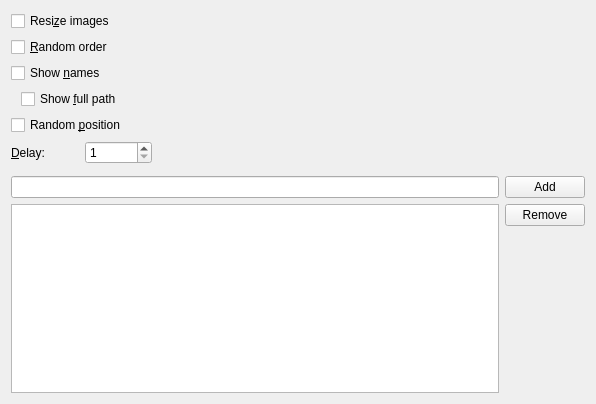
Before: the Qt Designer form rssslideshowcfg.ui in jgroszko/rssslideshow, drawn with Qt 5.
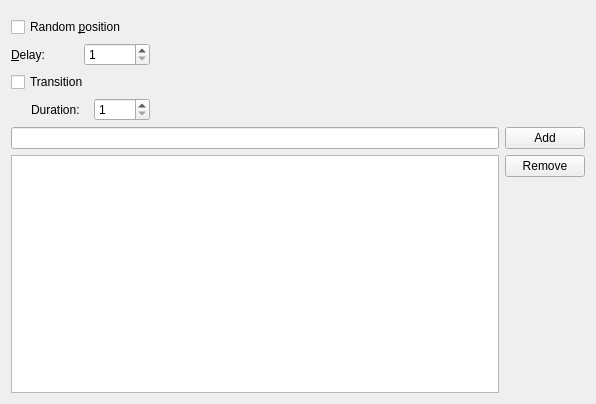
After: the same form once the commit is applied. Custom widgets are drawn as their Qt base class.

```diff
--- a/rssslideshowcfg.ui
+++ b/rssslideshowcfg.ui
@@ -11,91 +11,13 @@
    </rect>
   </property>
   <layout class="QGridLayout" name="gridLayout">
-   <item row="0" column="0" colspan="2">
-    <widget class="QCheckBox" name="mCbxZoom">
-     <property name="text">
-      <string>Resi&amp;ze images</string>
-     </property>
-    </widget>
-   </item>
    <item row="1" column="0" colspan="2">
-    <widget class="QCheckBox" name="mCbxRandom">
-     <property name="text">
-      <string>&amp;Random order</string>
-     </property>
-    </widget>
-   </item>
-   <item row="2" column="0">
-    <widget class="QCheckBox" name="mCbxShowName">
-     <property name="text">
-      <string>Show &amp;names</string>
-     </property>
-    </widget>
-   </item>
-   <item row="3" column="0" colspan="2">
-    <layout class="QHBoxLayout" name="horizontalLayout_3">
-     <item>
-      <spacer name="cbSpacer1">
-       <property name="orientation">
-        <enum>Qt::Horizontal</enum>
-       </property>
-       <property name="sizeType">
-        <enum>QSizePolicy::Fixed</enum>
-       </property>
-       <property name="sizeHint" stdset="0">
-        <size>
-         <width>10</width>
-         <height>20</height>
-        </size>
-       </property>
-      </spacer>
-     </item>
-     <item>
-      <widget class="QCheckBox" name="mCbxShowPath">
-       <property name="text">
-        <string>Show &amp;full path</string>
-       </property>
-      </widget>
-     </item>
-    </layout>
-   </item>
-   <item row="4" column="0" colspan="2">
     <widget class="QCheckBox" name="mCbxRandomPosition">
      <property name="text">
       <string>Random &amp;position</string>
      </property>
     </widget>
    </item>
-   <item row="5" column="0">
-    <layout class="QHBoxLayout" name="horizontalLayout">
-     <item>
-      <widget class="QLabel" name="textLabel1_2">
-       <property name="text">
-        <string>&amp;Delay:</string>
-       </property>
-       <property name="wordWrap">
-        <bool>false</bool>
-       </property>
-       <property name="buddy">
-        <cstring>mDelay</cstring>
-       </property>
-      </widget>
-     </item>
-     <item>
-      <widget class="KIntSpinBox" name="mDelay">
-       <property name="specialValueText">
-        <string/>
-       </property>
-       <property name="minimum">
-        <number>1</number>
-       </property>
-       <property name="maximum">
-        <number>240</number>
-       </property>
-      </widget>
-     </item>
-    </layout>
-   </item>
    <item row="7" column="0" colspan="4">
     <layout class="QHBoxLayout" name="horizontalLayout_2">
      <item>
@@ -145,7 +67,7 @@
      </item>
     </layout>
    </item>
-   <item row="0" column="2" rowspan="7" colspan="2">
+   <item row="0" column="2" rowspan="5" colspan="2">
     <widget class="QFrame" name="mPreview">
      <property name="sizePolicy">
       <sizepolicy hsizetype="Expanding" vsizetype="Expanding">
@@ -161,6 +83,80 @@
      </property>
     </widget>
    </item>
+   <item row="3" column="0">
+    <widget class="QCheckBox" name="mCbxTransition">
+     <property name="text">
+      <string>Transition</string>
+     </property>
+    </widget>
+   </item>
+   <item row="4" column="0">
+    <layout class="QHBoxLayout" name="horizontalLayout_3">
+     <item>
+      <spacer name="horizontalSpacer">
+       <property name="orientation">
+        <enum>Qt::Horizontal</enum>
+       </property>
+       <property name="sizeType">
+        <enum>QSizePolicy::Fixed</enum>
+       </property>
+       <property name="sizeHint" stdset="0">
+        <size>
+         <width>20</width>
+         <height>0</height>
+        </size>
+       </property>
+      </spacer>
+     </item>
+     <item>
+      <widget class="QLabel" name="label">
+       <property name="text">
+        <string>Duration:</string>
+       </property>
+      </widget>
+     </item>
+     <item>
+      <widget class="KIntSpinBox" name="mTransitionDuration">
+       <property name="minimum">
+        <number>1</number>
+       </property>
+       <property name="maximum">
+        <number>5000</number>
+       </property>
+      </widget>
+     </item>
+    </layout>
+   </item>
+   <item row="2" column="0">
+    <layout class="QHBoxLayout" name="horizontalLayout">
+     <item>
+      <widget class="QLabel" name="textLabel1_2">
+       <property name="text">
+        <string>&amp;Delay:</string>
+       </property>
+       <property name="wordWrap">
+        <bool>false</bool>
+       </property>
+       <property name="buddy">
+        <cstring>mDelay</cstring>
+       </property>
+      </widget>
+     </item>
+     <item>
+      <widget class="KIntSpinBox" name="mDelay">
+       <property name="specialValueText">
+        <string/>
+       </property>
+       <property name="minimum">
+        <number>1</number>
+       </property>
+       <property name="maximum">
+        <number>240</number>
+       </property>
+      </widget>
+     </item>
+    </layout>
+   </item>
   </layout>
  </widget>
  <customwidgets>
```
Left out of the diff: 35 changed lines with no effect on the pictures.
